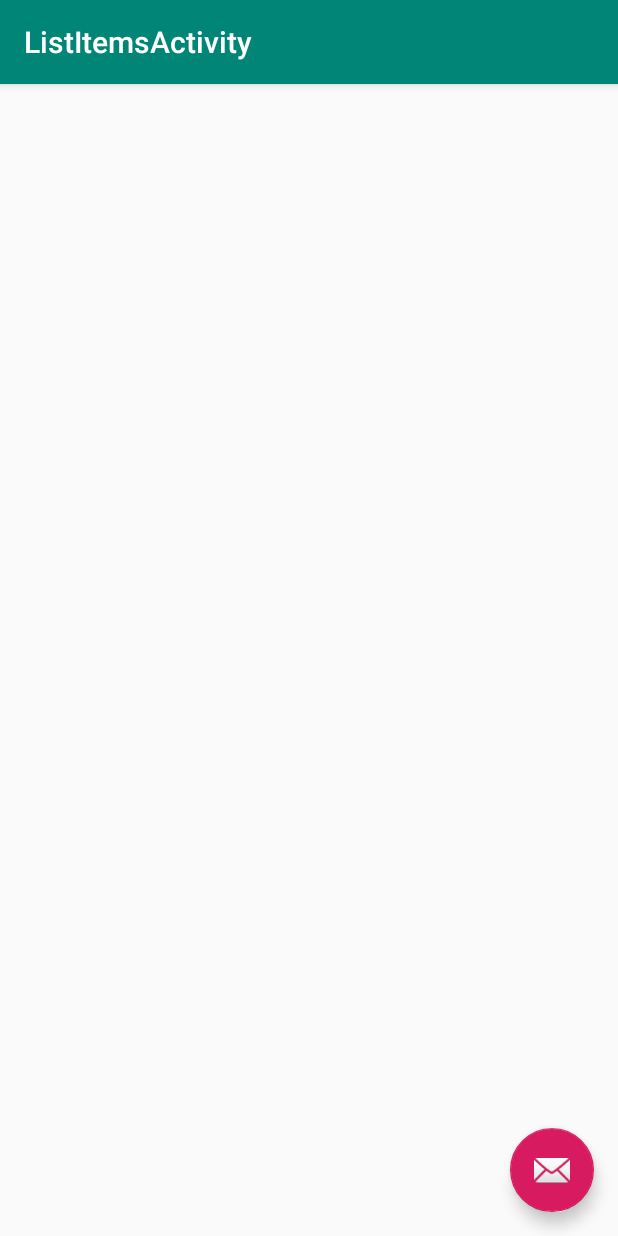
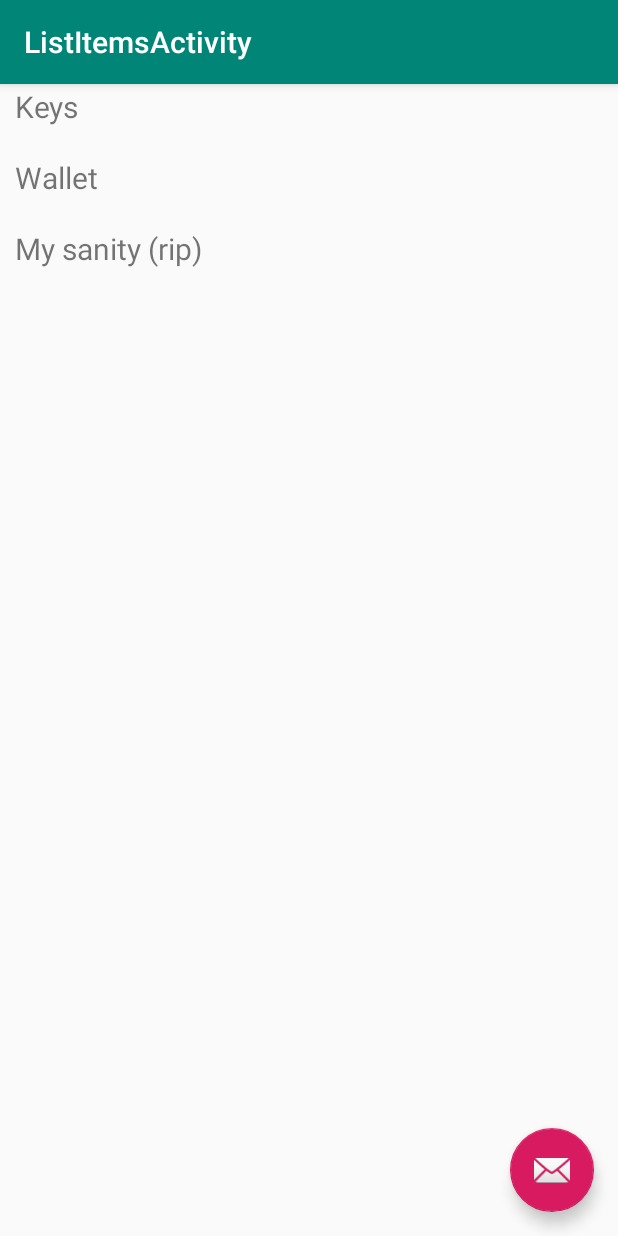
Before and after one commit to 2019aliu/TAG, an Android app: the ListItemsActivity screen opened directly, with no data from a screen before it, on a phone screen of 412 x 824 dp. Run offline under Robolectric (Android 15) with nearby library versions, the phone set to English and light mode, and no system bars.

Commit message:
Recycler view doesn't workkkkkk

```diff
--- a/app/build.gradle
+++ b/app/build.gradle
@@ -28,5 +28,6 @@ dependencies {
     testImplementation 'junit:junit:4.12'
     androidTestImplementation 'androidx.test.ext:junit:1.1.0'
     androidTestImplementation 'androidx.test.espresso:espresso-core:3.1.1'
+    implementation 'com.android.support:appcompat-v7:28.0.0'
     implementation 'com.android.support:recyclerview-v7:28.0.0'
 }
--- a/app/src/main/java/com/example/tag/ListItemsActivity.java
+++ b/app/src/main/java/com/example/tag/ListItemsActivity.java
@@ -11,12 +11,13 @@ import androidx.recyclerview.widget.LinearLayoutManager;
 import androidx.recyclerview.widget.RecyclerView;
 
 import android.view.View;
+import android.widget.Toast;
 
 import java.util.ArrayList;
 
-public class ListItemsActivity extends AppCompatActivity {
+public class ListItemsActivity extends AppCompatActivity implements MyAdapter.ItemClickListener{
     private RecyclerView mRecyclerView;
-    private RecyclerView.Adapter mAdapter;
+    private MyAdapter mAdapter;
     private RecyclerView.LayoutManager mLayoutManager;
     private ArrayList<String> myDataset;  // this will be a list of items
 
@@ -27,19 +28,32 @@ public class ListItemsActivity extends AppCompatActivity {
         Toolbar toolbar = findViewById(R.id.toolbar);
         setSupportActionBar(toolbar);
 
-        mRecyclerView = (RecyclerView) findViewById(R.id.item_recycler);
-        // use this setting to improve performance if you know that changes
-        // in content do not change the layout size of the RecyclerView
-        mRecyclerView.setHasFixedSize(true);
+        myDataset = new ArrayList<>();
+        // Populate the arraylist with a bunch of items
+        myDataset.add("Phone");
+        myDataset.add("Keys");
+        myDataset.add("Wallet");
+        myDataset.add("My sanity (rip)");
 
-        // use a linear layout manager
-        mLayoutManager = new LinearLayoutManager(this);
-        mRecyclerView.setLayoutManager(mLayoutManager);
 
-        // specify an adapter (see also next example)
-        mAdapter = new MyAdapter(myDataset);
+        mRecyclerView = (RecyclerView) findViewById(R.id.rvItems);
+//        // use this setting to improve performance if you know that changes
+//        // in content do not change the layout size of the RecyclerView
+//        mRecyclerView.setHasFixedSize(true);
+        mRecyclerView.setLayoutManager(new LinearLayoutManager(this));
+        mAdapter= new MyAdapter(this, myDataset);
+        mAdapter.setClickListener(this);
         mRecyclerView.setAdapter(mAdapter);
 
+//        mRecyclerView = (RecyclerView) findViewById(R.id.item_recycler);
+//
+//        // use a linear layout manager
+//        mLayoutManager = new LinearLayoutManager(this);
+//        mRecyclerView.setLayoutManager(mLayoutManager);
+//
+//        // specify an adapter (see also next example)
+//        mAdapter = new MyAdapter(myDataset);
+//        mRecyclerView.setAdapter(mAdapter);
 
         FloatingActionButton fab = findViewById(R.id.fab);
         fab.setOnClickListener(new View.OnClickListener() {
@@ -50,4 +64,9 @@ public class ListItemsActivity extends AppCompatActivity {
             }
         });
     }
+
+    @Override
+    public void onItemClick(View view, int position) {
+        Toast.makeText(this, "You clicked " + mAdapter.getItem(position) + " on row number " + position, Toast.LENGTH_SHORT).show();
+    }
 }
--- a/app/src/main/java/com/example/tag/MyAdapter.java
+++ b/app/src/main/java/com/example/tag/MyAdapter.java
@@ -1,56 +1,76 @@
 package com.example.tag;
 
+import android.content.Context;
 import android.view.LayoutInflater;
+import android.view.View;
 import android.view.ViewGroup;
 import android.widget.TextView;
 
-import androidx.annotation.NonNull;
 import androidx.recyclerview.widget.RecyclerView;
 
-public class MyAdapter extends RecyclerView.Adapter<MyAdapter.MyViewHolder> {
-    private String[] mDataset;
+import java.util.List;
 
-    // Provide a reference to the views for each data item
-    // Complex data items may need more than one view per item, and
-    // you provide access to all the views for a data item in a view holder
-    public static class MyViewHolder extends RecyclerView.ViewHolder {
-        // each data item is just a string in this case
-        public TextView textView;
-        public MyViewHolder(TextView v) {
-            super(v);
-            textView = v;
+public class MyAdapter extends RecyclerView.Adapter<MyAdapter.ViewHolder> {
+
+    private List<String> mData;
+    private LayoutInflater mInflater;
+    private ItemClickListener mClickListener;
+
+    // data is passed into the constructor
+    MyAdapter(Context context, List<String> data) {
+        this.mInflater = LayoutInflater.from(context);
+        this.mData = data;
+    }
+
+    // inflates the row layout from xml when needed
+    @Override
+    public ViewHolder onCreateViewHolder(ViewGroup parent, int viewType) {
+        View view = mInflater.inflate(R.layout.item_row, parent, false);
+        return new ViewHolder(view);
+    }
+
+    // binds the data to the TextView in each row
+    @Override
+    public void onBindViewHolder(ViewHolder holder, int position) {
+        String animal = mData.get(position);
+        holder.myTextView.setText(animal);
+    }
+
+    // total number of rows
+    @Override
+    public int getItemCount() {
+        return mData.size();
+    }
+
+
+    // stores and recycles views as they are scrolled off screen
+    public class ViewHolder extends RecyclerView.ViewHolder implements View.OnClickListener {
+        TextView myTextView;
+
+        ViewHolder(View itemView) {
+            super(itemView);
+            myTextView = itemView.findViewById(R.id.tvItem);
+            itemView.setOnClickListener(this);
+        }
+
+        @Override
+        public void onClick(View view) {
+            if (mClickListener != null) mClickListener.onItemClick(view, getAdapterPosition());
         }
     }
 
-    // Provide a suitable constructor (depends on the kind of dataset)
-    public MyAdapter(String[] myDataset) {
-        mDataset = myDataset;
+    // convenience method for getting data at click position
+    String getItem(int id) {
+        return mData.get(id);
     }
 
-    // Create new views (invoked by the layout manager)
-    @Override
-    public MyAdapter.MyViewHolder onCreateViewHolder(ViewGroup parent,
-                                                     int viewType) {
-        // create a new view
-        TextView v = (TextView) LayoutInflater.from(parent.getContext())
-                .inflate(R.layout.my_text_view, parent, false);
-//        ...
-        MyViewHolder vh = new MyViewHolder(v);
-        return vh;
+    // allows clicks events to be caught
+    void setClickListener(ItemClickListener itemClickListener) {
+        this.mClickListener = itemClickListener;
     }
 
-    // Replace the contents of a view (invoked by the layout manager)
-    @Override
-    public void onBindViewHolder(MyViewHolder holder, int position) {
-        // - get element from your dataset at this position
-        // - replace the contents of the view with that element
-        holder.textView.setText(mDataset[position]);
-
-    }
-
-    // Return the size of your dataset (invoked by the layout manager)
-    @Override
-    public int getItemCount() {
-        return mDataset.length;
+    // parent activity will implement this method to respond to click events
+    public interface ItemClickListener {
+        void onItemClick(View view, int position);
     }
 }
--- a/app/src/main/res/layout/content_list_items.xml
+++ b/app/src/main/res/layout/content_list_items.xml
@@ -1,18 +1,12 @@
 <?xml version="1.0" encoding="utf-8"?>
-<androidx.constraintlayout.widget.ConstraintLayout xmlns:android="http://schemas.android.com/apk/res/android"
-    xmlns:app="http://schemas.android.com/apk/res-auto"
-    xmlns:tools="http://schemas.android.com/tools"
+
+<RelativeLayout xmlns:android="http://schemas.android.com/apk/res/android"
     android:layout_width="match_parent"
-    android:layout_height="match_parent"
-    app:layout_behavior="@string/appbar_scrolling_view_behavior"
-    tools:context=".ListItemsActivity"
-    tools:showIn="@layout/activity_list_items">
+    android:layout_height="match_parent">
 
-    <!-- A RecyclerView with some commonly used attributes -->
     <android.support.v7.widget.RecyclerView
-        android:id="@+id/item_recycler"
-        android:scrollbars="vertical"
+        android:id="@+id/rvItems"
         android:layout_width="match_parent"
-        android:layout_height="match_parent"/>
+        android:layout_height="match_parent" />
 
-</androidx.constraintlayout.widget.ConstraintLayout>
+</RelativeLayout>
--- /dev/null
+++ b/app/src/main/res/layout/item_row.xml
@@ -0,0 +1,15 @@
+<?xml version="1.0" encoding="utf-8"?>
+<LinearLayout
+    xmlns:android="http://schemas.android.com/apk/res/android"
+    android:layout_width="match_parent"
+    android:layout_height="wrap_content"
+    android:orientation="horizontal"
+    android:padding="10dp">
+
+    <TextView
+        android:id="@+id/tvItem"
+        android:layout_width="wrap_content"
+        android:layout_height="wrap_content"
+        android:textSize="20sp"/>
+
+</LinearLayout>
--- a/app/src/main/res/values/strings.xml
+++ b/app/src/main/res/values/strings.xml
@@ -7,4 +7,6 @@
     <string name="title_activity_register">RegisterActivity</string>
     <string name="title_activity_gpsfind">Map</string>
     <string name="title_activity_list_items">ListItemsActivity</string>
+    <string name="rvItems">ItemRecyclerView</string>
+    <string name="tvItem">ItemRow</string>
 </resources>
```
